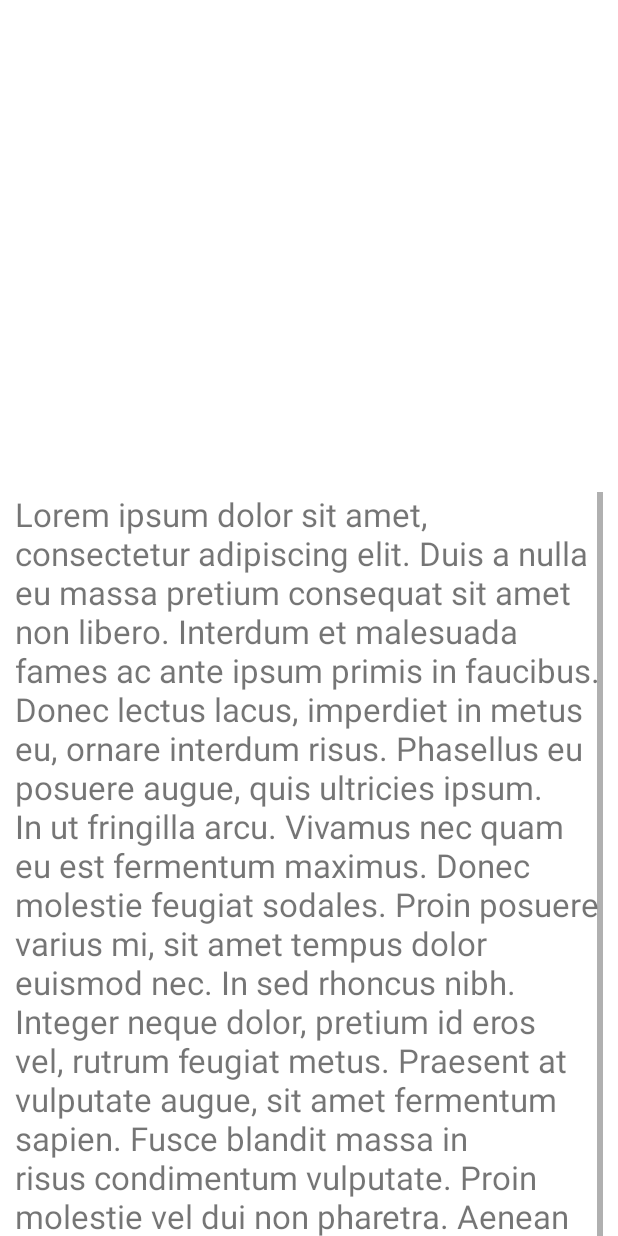
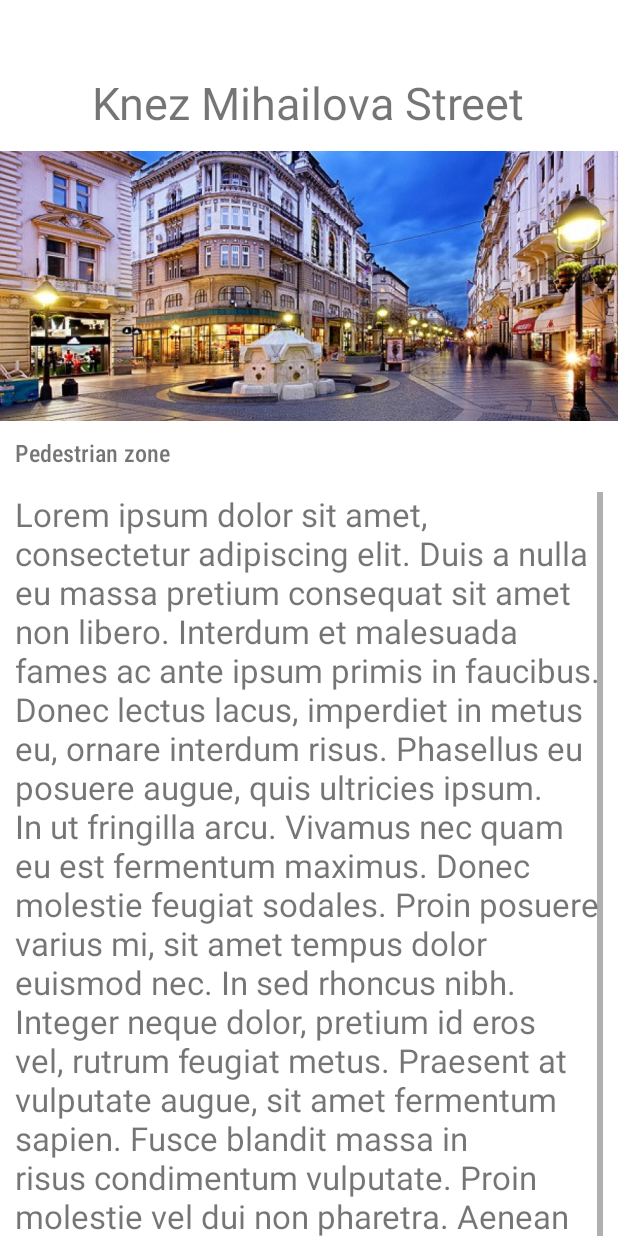
Before and after one commit to Vuk-Mijatovic/CVApp, an Android app: the fragment DetailFragment placed in its activity, on a phone screen of 412 x 824 dp. Run offline under Robolectric (Android 15) with nearby library versions, the phone set to English and light mode, and no system bars.

Commit message:
added communication between fragmens in dual pane

```diff
--- a/app/src/main/java/com/example/cvapp/AttractionFragment.java
+++ b/app/src/main/java/com/example/cvapp/AttractionFragment.java
@@ -57,7 +57,11 @@ public class AttractionFragment extends Fragment implements AttractionAdapter.It
                 attraction.getShortDescription(), attraction.getAddress(), attraction.getImageResourceId());
         FragmentManager fragmentManager = getActivity().getSupportFragmentManager();
         FragmentTransaction fragmentTransaction = fragmentManager.beginTransaction();
-        fragmentTransaction.replace(R.id.fragment_container, detailFragment);
+        if (BelgradeGuide.isDualPane) {
+        fragmentTransaction.replace(R.id.detail_fragment_tablet, detailFragment);
+        } else {
+            fragmentTransaction.replace(R.id.fragment_container, detailFragment);
+        }
         fragmentTransaction.addToBackStack(null);
         fragmentTransaction.commit();
 
--- a/app/src/main/java/com/example/cvapp/BelgradeGuide.java
+++ b/app/src/main/java/com/example/cvapp/BelgradeGuide.java
@@ -13,16 +13,33 @@ import org.jetbrains.annotations.NotNull;
 
 public class BelgradeGuide extends AppCompatActivity {
 
+    public static boolean isDualPane;
+
     @Override
     protected void onCreate(Bundle savedInstanceState) {
         super.onCreate(savedInstanceState);
         setContentView(R.layout.activity_belgrade_guide);
 
         Fragment attractionFragment = new AttractionFragment();
+        Fragment detailFragment = new DetailFragment();
         FragmentManager fragmentManager = getSupportFragmentManager();
-        FragmentTransaction fragmentTransaction = fragmentManager.beginTransaction();
-        fragmentTransaction.add(R.id.fragment_container, attractionFragment);
-        fragmentTransaction.commit();
 
+        View detailFragmentTablet = findViewById(R.id.detail_fragment_tablet);
+        isDualPane = detailFragmentTablet != null;
+
+        if (isDualPane) {
+
+            FragmentTransaction fragmentTransaction = fragmentManager.beginTransaction();
+            fragmentTransaction.replace(R.id.attraction_fragment_tablet, attractionFragment);
+            fragmentTransaction.commit();
+            FragmentTransaction fragmentTransaction1 = fragmentManager.beginTransaction();
+            fragmentTransaction1.replace(R.id.detail_fragment_tablet, detailFragment);
+            fragmentTransaction1.commit();
+
+        } else {
+            FragmentTransaction fragmentTransaction = fragmentManager.beginTransaction();
+            fragmentTransaction.replace(R.id.fragment_container, attractionFragment);
+            fragmentTransaction.commit();
+        }
     }
 }
--- a/app/src/main/java/com/example/cvapp/DetailFragment.java
+++ b/app/src/main/java/com/example/cvapp/DetailFragment.java
@@ -48,7 +48,10 @@ public class DetailFragment extends Fragment {
             title = getArguments().getString(TITLE);
             address = getArguments().getString(ADDRESS);
             imageId = getArguments().getInt(IMAGE_ID);
-
+        } else {
+            title = getString(R.string.knez_mihailova_name);
+            address = getString(R.string.knez_mihailova_contact);
+            imageId = R.drawable.knez_mihailova;
         }
     }
 
--- /dev/null
+++ b/app/src/main/res/layout-ldltr-sw600dp-land/activity_belgrade_guide.xml
@@ -0,0 +1,22 @@
+<?xml version="1.0" encoding="utf-8"?>
+<LinearLayout xmlns:android="http://schemas.android.com/apk/res/android"
+    xmlns:app="http://schemas.android.com/apk/res-auto"
+    xmlns:tools="http://schemas.android.com/tools"
+    android:layout_width="match_parent"
+    android:layout_height="match_parent"
+    tools:context=".BelgradeGuide">
+
+    <androidx.fragment.app.FragmentContainerView
+        android:id="@+id/attraction_fragment_tablet"
+        android:layout_width="0dp"
+        android:layout_height="match_parent"
+        android:layout_weight="1" />
+
+    <androidx.fragment.app.FragmentContainerView
+        android:id="@+id/detail_fragment_tablet"
+        android:layout_width="0dp"
+        android:layout_height="wrap_content"
+        android:layout_weight="2" />
+
+
+</LinearLayout>
```
